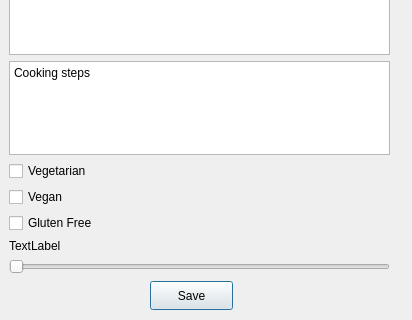
Before: the Qt Designer form project2023cs4076/newrecipe.ui in jamespb20/cs4076, drawn with Qt 5; both pictures show x 0 to 412 and y 249 to 569 of the 412 by 569 pixel window.
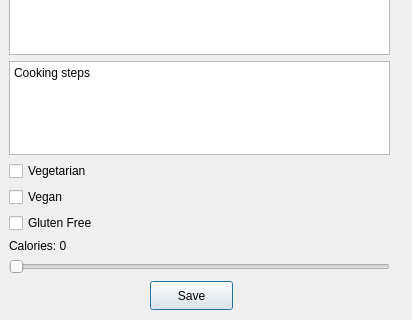
After: the same form once the commit is applied.

```diff
--- a/project2023cs4076/newrecipe.ui
+++ b/project2023cs4076/newrecipe.ui
@@ -39,7 +39,7 @@
     <item row="7" column="0">
      <widget class="QLabel" name="calLabel">
       <property name="text">
-       <string>TextLabel</string>
+       <string>Calories: 0</string>
       </property>
      </widget>
     </item>
```
